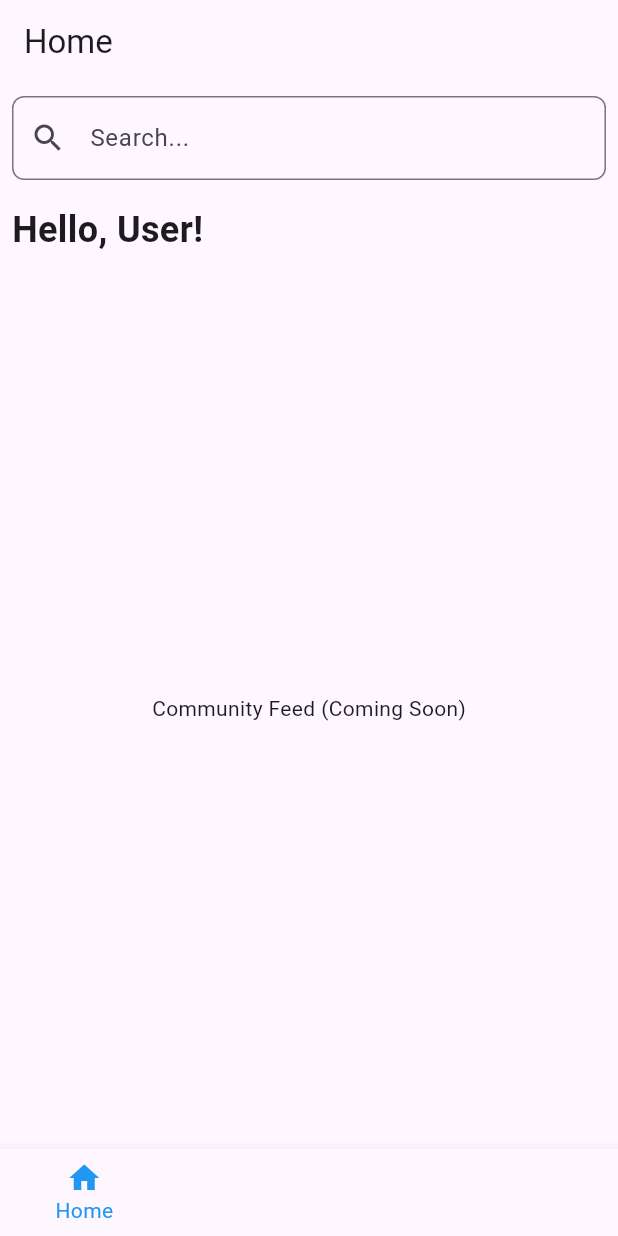
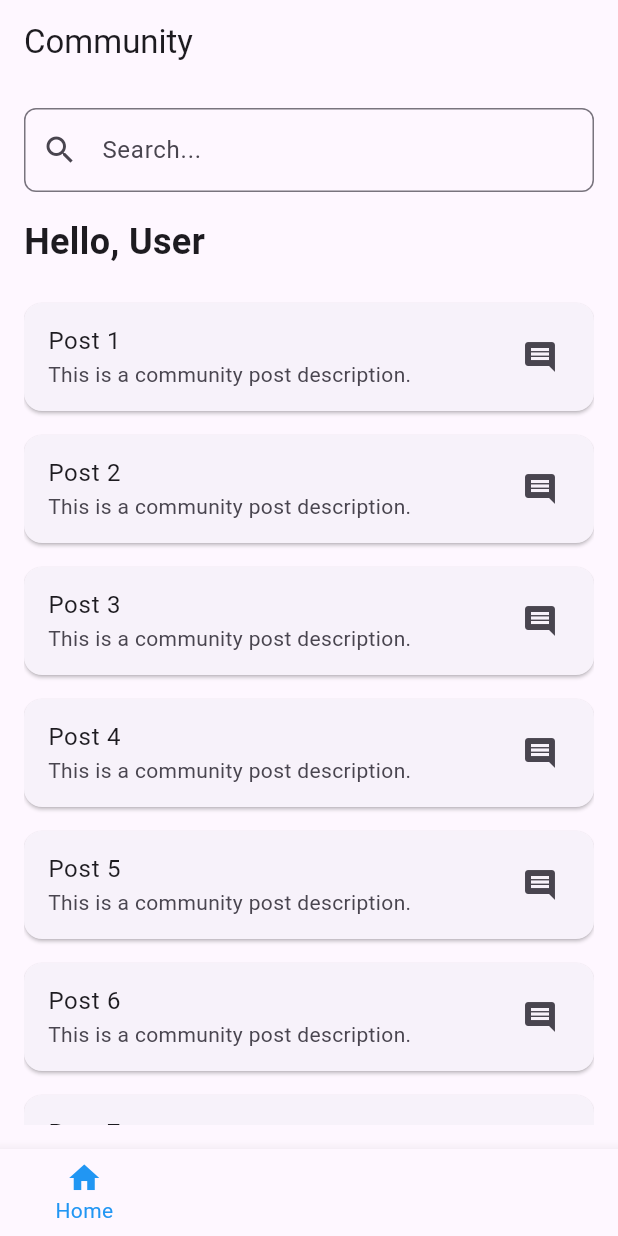
Before and after one commit to GRUMPY-TUCKER/augmentrix, a Flutter app: the screen it shows after launch, on a phone screen of 412 x 824 dp. Run offline on Flutter 3.47's test engine with Material 3 defaults, Android fonts, the light colour scheme and no system bars.

Commit message:
updated home() file

```diff
--- a/lib/screens/home_page.dart
+++ b/lib/screens/home_page.dart
@@ -1,38 +1,51 @@
-// Home Page
+// Home Page Implementation
 class HomePage extends StatelessWidget {
   @override
   Widget build(BuildContext context) {
+    String userName = "User"; // Replace with actual user data
+
     return Scaffold(
-      appBar: AppBar(title: Text("Home")),
-      body: Column(
+      appBar: AppBar(
+        title: Text('Community'),
+      ),
+      body: Padding(
+        padding: const EdgeInsets.all(16.0),
+        child: Column(
+          crossAxisAlignment: CrossAxisAlignment.start,
           children: [
-          Padding(
-            padding: EdgeInsets.all(8.0),
-            child: TextField(
+            TextField(
               decoration: InputDecoration(
                 hintText: 'Search...',
                 prefixIcon: Icon(Icons.search),
-                border: OutlineInputBorder(borderRadius: BorderRadius.circular(8.0)),
+                border: OutlineInputBorder(
+                  borderRadius: BorderRadius.circular(8.0),
                 ),
               ),
             ),
-          Padding(
-            padding: EdgeInsets.all(8.0),
-            child: Align(
-              alignment: Alignment.centerLeft,
-              child: Text(
-                "Hello, User!",
+            SizedBox(height: 16),
+            Text(
+              'Hello, $userName',
               style: TextStyle(fontSize: 24, fontWeight: FontWeight.bold),
             ),
+            SizedBox(height: 16),
+            Expanded(
+              child: ListView.builder(
+                itemCount: 10, // Placeholder for community posts
+                itemBuilder: (context, index) {
+                  return Card(
+                    margin: EdgeInsets.symmetric(vertical: 8.0),
+                    child: ListTile(
+                      title: Text('Post ${index + 1}'),
+                      subtitle: Text('This is a community post description.'),
+                      trailing: Icon(Icons.comment),
                     ),
-          ),
-          Expanded(
-            child: Center(
-              child: Text("Community Feed (Coming Soon)"),
+                  );
+                },
               ),
             ),
           ],
         ),
+      ),
     );
   }
 }
```
Lines whose indentation alone changed are shown as unchanged.
